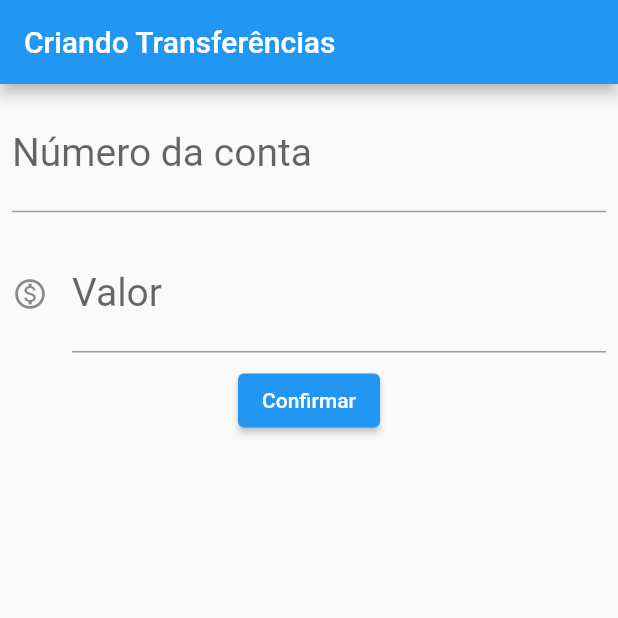
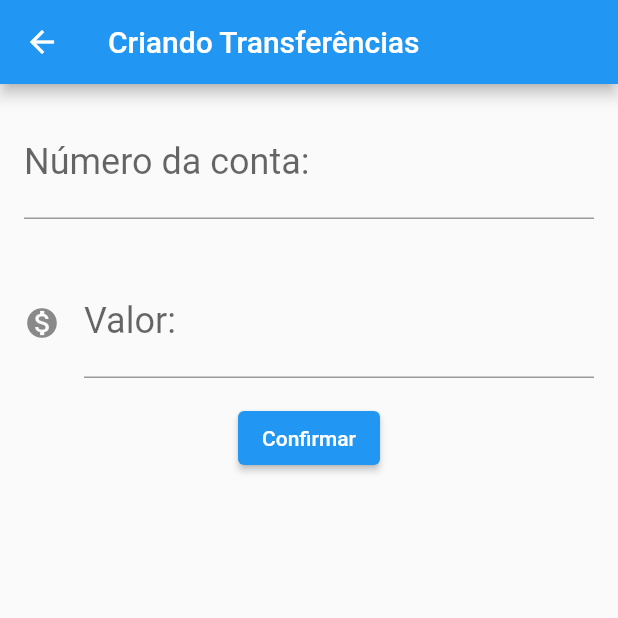
Before and after one commit to jrrodrigo421/APP_Flutter_Basico, a Flutter app: the FormularioTransferencia screen opened directly, after a tap on "Confirmar", on a phone screen of 412 x 824 dp, the top half of it. Run offline on Flutter 3.47's test engine with Material 2 defaults, Android fonts, the phone set to English and light mode, and no system bars.

Commit message:
criado formulario de transferencia

```diff
--- a/lib/main.dart
+++ b/lib/main.dart
@@ -8,7 +8,7 @@ class ByteBankApp extends StatelessWidget {
   Widget build(BuildContext context) {
     return MaterialApp(
       home: Scaffold(
-        body: FormularioTransferencia(),
+        body: ListaTransf(),
       ),
     );
   }
@@ -27,59 +27,64 @@ class FormularioTransferencia extends StatelessWidget {
       ),
       body: Column(
         children: [
-          Padding(
-            padding: EdgeInsets.all(8.0),
-            child: TextField(
-              controller: _controladorCampoNumeroConta,
-              style: TextStyle(
-                fontSize: 26.0,
-              ),
-              decoration: InputDecoration(
-                labelText: 'Número da conta',
-                hintText: '0000',
-              ),
-              keyboardType: TextInputType.number,
-            ),
+          Editor(
+            controlador: _controladorCampoNumeroConta,
+            rotulo: "Número da conta:",
+            dica: "XXXX",
           ),
-          Padding(
-            padding: EdgeInsets.all(8.0),
-            child: TextField(
-              controller: _controladorCampoValor,
-              style: TextStyle(
-                fontSize: 26.0,
-              ),
-              decoration: InputDecoration(
-                icon: Icon(Icons.monetization_on_outlined),
-                labelText: 'Valor',
-                hintText: '00.00',
-              ),
-              keyboardType: TextInputType.number,
-            ),
+          Editor(
+            controlador: _controladorCampoValor,
+            rotulo: "Valor:",
+            dica: "0.00",
+            icone: Icons.monetization_on,
           ),
           ElevatedButton(
-              onPressed: () {
-                debugPrint('Clicou no botão');
-                debugPrint('teste  -- ${_controladorCampoValor.text}');
-                debugPrint('teste  -- ${_controladorCampoNumeroConta.text}');
+              onPressed: () => _criaTransferencia(), child: Text('Confirmar'))
+        ],
+      ),
+    );
+  }
 
-                final int? numeroConta =
-                    int.tryParse(_controladorCampoNumeroConta.text);
-                final double? valor =
-                    double.tryParse(_controladorCampoValor.text);
+  void _criaTransferencia() {
+    final int? numeroConta = int.tryParse(_controladorCampoNumeroConta.text);
+    final double? valor = double.tryParse(_controladorCampoValor.text);
+    if (numeroConta != null && valor != null) {
+      final transferenciaCriada =
+          Transferencia(valor: valor, numeroConta: numeroConta);
+      debugPrint('$transferenciaCriada');
+    }
+  }
+}
 
-                if (numeroConta != null && valor != null) {
-                  final transferenciaCriada = Transferencia(valor: valor, numeroConta: numeroConta);
-                  debugPrint('$transferenciaCriada');
-                }
-              },
-              child: Text('Confirmar'))
-        ],
+class Editor extends StatelessWidget {
+  final TextEditingController? controlador;
+  final String? rotulo;
+  final String? dica;
+  final IconData? icone;
+
+  const Editor({this.controlador, this.rotulo, this.dica, this.icone});
+
+  @override
+  Widget build(BuildContext context) {
+    return Padding(
+      padding: EdgeInsets.all(16.0),
+      child: TextField(
+        controller: controlador,
+        style: TextStyle(
+          fontSize: 24.0,
+        ),
+        decoration: InputDecoration(
+          icon: icone != null ? Icon(icone) : null,
+          labelText: rotulo,
+          hintText: dica,
+        ),
+        keyboardType: TextInputType.number,
       ),
     );
   }
 }
 
-class listaTransf extends StatelessWidget {
+class ListaTransf extends StatelessWidget {
   @override
   Widget build(BuildContext context) {
     return Scaffold(
```
